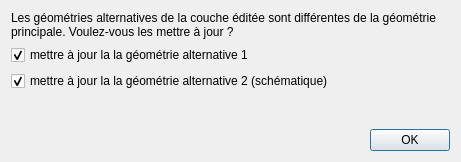
This is qgis-project/ui_forms/alternative_geometry_dialog.ui in qwat/QWAT as Qt 5 draws it before an edit. The edited form follows.
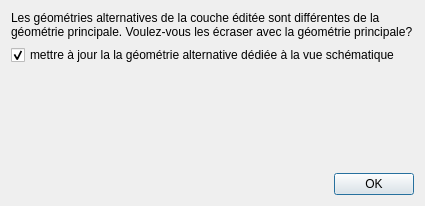
This is the edited form.

Commit message: masks geometry alt1 from update dialog

Patch:
```diff
--- a/qgis-project/ui_forms/alternative_geometry_dialog.ui
+++ b/qgis-project/ui_forms/alternative_geometry_dialog.ui
@@ -6,38 +6,15 @@
    <rect>
     <x>0</x>
     <y>0</y>
-    <width>461</width>
-    <height>162</height>
+    <width>425</width>
+    <height>206</height>
    </rect>
   </property>
   <property name="windowTitle">
    <string>Dialog</string>
   </property>
   <layout class="QGridLayout" name="gridLayout">
-   <item row="2" column="0">
-    <widget class="QCheckBox" name="updateAlt2">
-     <property name="text">
-      <string>mettre à jour la la géométrie alternative 2 (schématique)</string>
-     </property>
-     <property name="checked">
-      <bool>true</bool>
-     </property>
-    </widget>
-   </item>
-   <item row="1" column="0">
-    <widget class="QCheckBox" name="updateAlt1">
-     <property name="text">
-      <string>mettre à jour la la géométrie alternative 1</string>
-     </property>
-     <property name="checked">
-      <bool>true</bool>
-     </property>
-     <property name="tristate">
-      <bool>false</bool>
-     </property>
-    </widget>
-   </item>
-   <item row="4" column="0">
+   <item row="3" column="0">
     <widget class="QDialogButtonBox" name="buttonBox">
      <property name="orientation">
       <enum>Qt::Horizontal</enum>
@@ -47,17 +24,7 @@
      </property>
     </widget>
    </item>
-   <item row="0" column="0">
-    <widget class="QLabel" name="label">
-     <property name="text">
-      <string>Les géométries alternatives de la couche éditée sont différentes de la géométrie principale. Voulez-vous les mettre à jour ?</string>
-     </property>
-     <property name="wordWrap">
-      <bool>true</bool>
-     </property>
-    </widget>
-   </item>
-   <item row="3" column="0">
+   <item row="2" column="0">
     <spacer name="verticalSpacer">
      <property name="orientation">
       <enum>Qt::Vertical</enum>
@@ -70,6 +37,26 @@
      </property>
     </spacer>
    </item>
+   <item row="1" column="0">
+    <widget class="QCheckBox" name="updateAlt2">
+     <property name="text">
+      <string>mettre à jour la la géométrie alternative dédiée à la vue schématique</string>
+     </property>
+     <property name="checked">
+      <bool>true</bool>
+     </property>
+    </widget>
+   </item>
+   <item row="0" column="0">
+    <widget class="QLabel" name="label">
+     <property name="text">
+      <string>Les géométries alternatives de la couche éditée sont différentes de la géométrie principale. Voulez-vous les écraser avec la géométrie principale?</string>
+     </property>
+     <property name="wordWrap">
+      <bool>true</bool>
+     </property>
+    </widget>
+   </item>
   </layout>
  </widget>
  <tabstops>
```
Left out of the diff: 1 changed line with no effect on the pictures. The commit also changes 2 other files.
